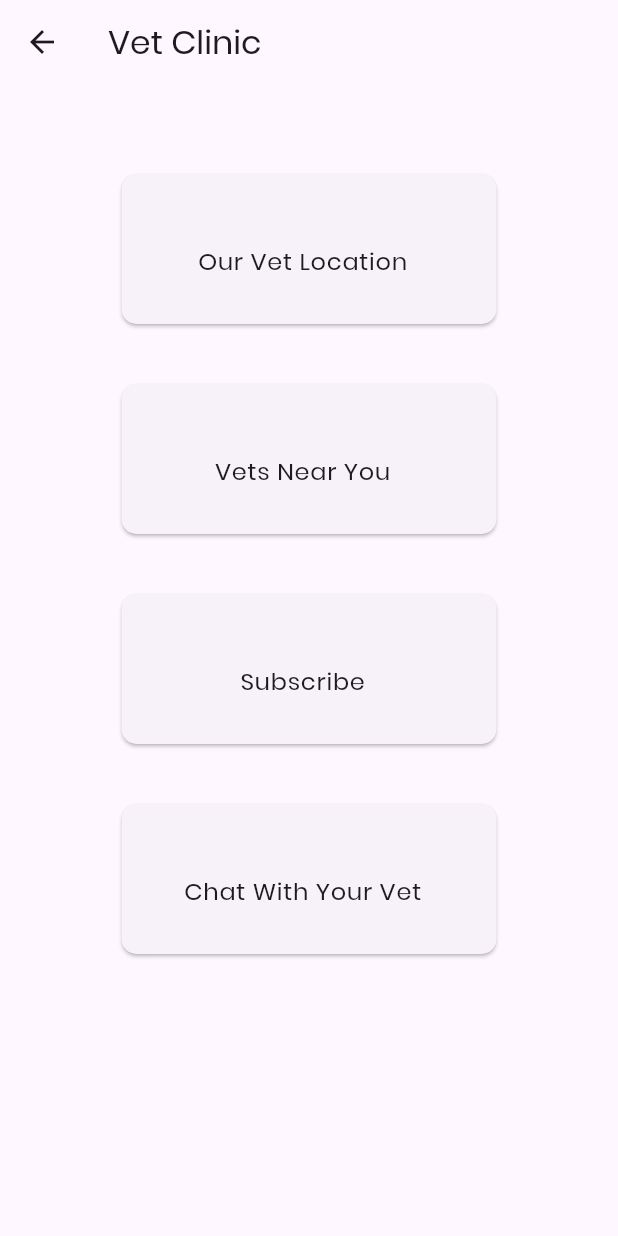
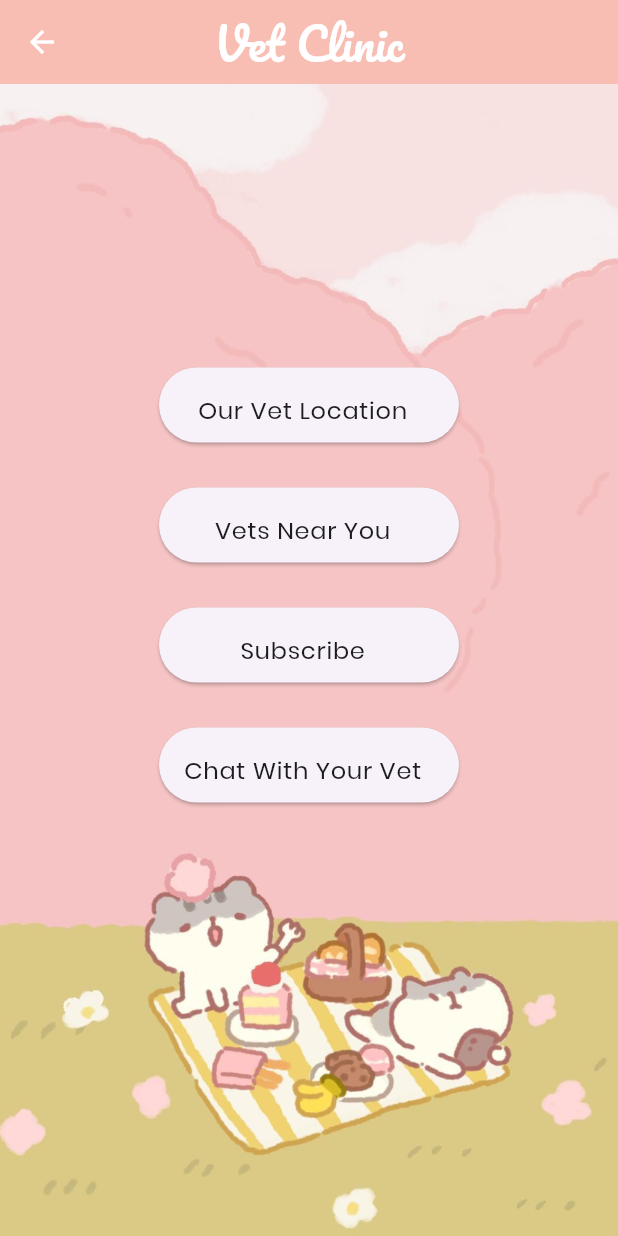
Before and after one commit to syk08/PetPal, a Flutter app: the VetClinic screen opened by its route, on a phone screen of 412 x 824 dp. Run offline on Flutter 3.47's test engine with Material 3 defaults, Android fonts, the phone set to English and light mode, and no system bars; our stand-ins replace carousel_slider, cloud_firestore, firebase_auth, firebase_core, flutter_svg, geolocator and 4 more; accounts and stored records are empty.

Commit message:
vet ui updated

```diff
--- a/lib/screens/home.dart
+++ b/lib/screens/home.dart
@@ -25,10 +25,14 @@ class _HomeState extends State<Home> {
             mainAxisAlignment: MainAxisAlignment.center,
             crossAxisAlignment: CrossAxisAlignment.center,
             children: <Widget>[
-              SvgPicture.asset('assets/images/Logo.svg'),
+              Icon(
+                Icons.pets,
+                size: 120,
+                color: Colors.white,
+              ),
               SizedBox(height: 15),
               Text(
-                'Pet Pal',
+                'PetPal',
                 style: TextStyle(
                     fontFamily: 'Pacifico', color: Colors.white, fontSize: 32),
               )
--- a/lib/screens/vetClinic/vet_clinic.dart
+++ b/lib/screens/vetClinic/vet_clinic.dart
@@ -1,4 +1,3 @@
-
 import 'package:flutter/material.dart';
 import 'package:go_router/go_router.dart';
 import '../../global_state.dart';
@@ -7,59 +6,80 @@ class VetClinic extends StatefulWidget {
   @override
   _VetClinicState createState() => _VetClinicState();
 }
+
 class _VetClinicState extends State<VetClinic> {
-
-
   @override
   Widget build(BuildContext context) {
     return Scaffold(
-
       appBar: AppBar(
+        backgroundColor: Color.fromARGB(255, 249, 190, 179),
+        centerTitle: true,
         leading: IconButton(
-          icon: Icon(Icons.arrow_back),
+          icon: Icon(
+            Icons.arrow_back,
+            color: Colors.white,
+          ),
           onPressed: () {
             GoRouter.of(context).go('/dashboard');
           },
         ),
-        title: Text('Vet Clinic'),
+        title: Text(
+          'Vet Clinic',
+          style: TextStyle(
+              color: Colors.white,
+              fontFamily: 'Pacifico',
+              fontSize: 30,
+              fontWeight: FontWeight.w500),
+        ),
       ),
-      body: Padding(
-        padding: const EdgeInsets.only(top: 20.0, left: 16.0, right: 16.0, bottom: 16.0),
-        child: Center(
+      body: Stack(children: [
+        Container(
+          width: double.infinity,
+          height: double.infinity,
+          decoration: BoxDecoration(
+            image: DecorationImage(
+              image: AssetImage('assets/images/signup.jpg'),
+              fit: BoxFit.cover,
+            ),
+          ),
+        ),
+        Padding(
+          padding: const EdgeInsets.only(
+              top: 16.0, left: 16.0, right: 16.0, bottom: 16.0),
           child: Column(
-            mainAxisAlignment: MainAxisAlignment.start,
+            mainAxisAlignment: MainAxisAlignment.center,
             children: [
-              SizedBox(height: 30),
-              buildCard(context, 'Our Vet Location','/allvet'),
-              SizedBox(height: 20), // Add spacing between cards
-              buildCard(context, 'Vets Near You','/vets_near'),
-              SizedBox(height: 20), // Add spacing between cards
-              buildCard(context, 'Subscribe','/allvet'),
-              SizedBox(height: 20), // Add spacing between cards
-              buildCard(context, 'Chat With Your Vet','/allvet'),
-
+              buildCard(context, 'Our Vet Location', '/allvet'),
+              SizedBox(height: 10), // Add spacing between cards
+              buildCard(context, 'Vets Near You', '/vets_near'),
+              SizedBox(height: 10), // Add spacing between cards
+              buildCard(context, 'Subscribe', '/allvet'),
+              SizedBox(height: 10), // Add spacing between cards
+              buildCard(context, 'Chat With Your Vet', '/allvet'),
+              SizedBox(height: 100),
             ],
           ),
         ),
-      ),
+      ]),
     );
   }
+
   Widget buildCard(BuildContext context, String title, String route) {
     return Center(
       child: Card(
         shape: RoundedRectangleBorder(
-          borderRadius: BorderRadius.circular(10),
+          borderRadius: BorderRadius.circular(30),
         ),
         margin: EdgeInsets.symmetric(vertical: 10),
         child: Container(
-          width: 250, // Adjust this value to make the card square
-          height: 100, // Same value as width to ensure square shape
+          width: 200, // Adjust this value to make the card square
+          height: 50, // Same value as width to ensure square shape
           child: Center(
             child: ListTile(
-              title: Center(child: Text(title, textAlign: TextAlign.center)),
+              title: Text(title, textAlign: TextAlign.center),
               onTap: () async {
-                    GoRouter.of(context).go(route);
-                  },
+                GoRouter.of(context).go(route);
+              },
             ),
           ),
         ),
```
